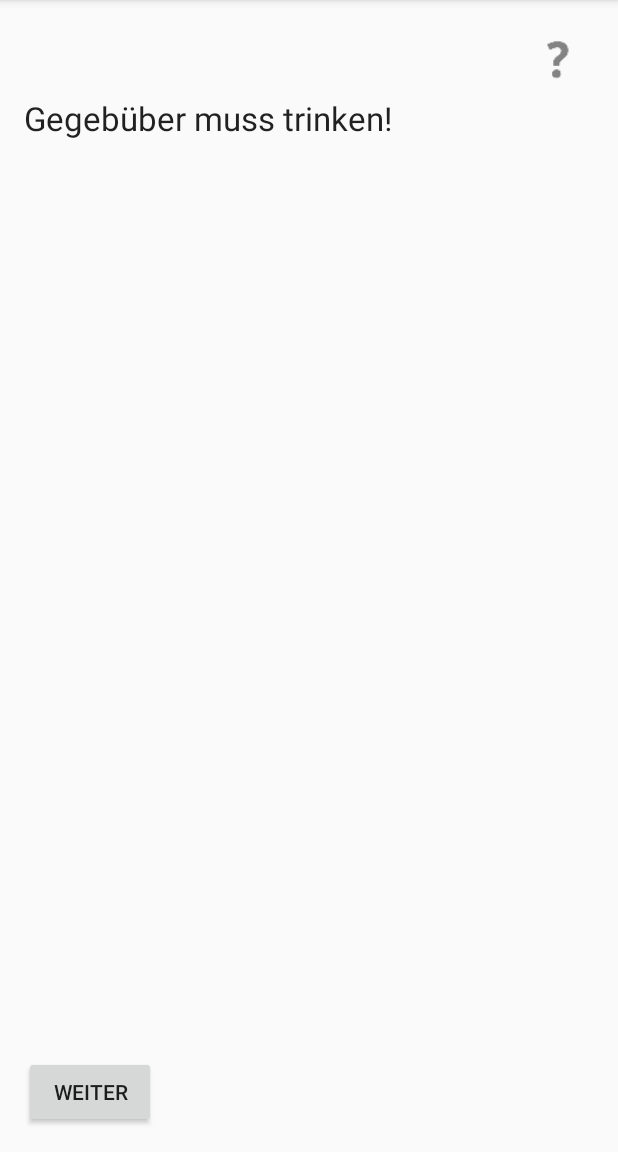
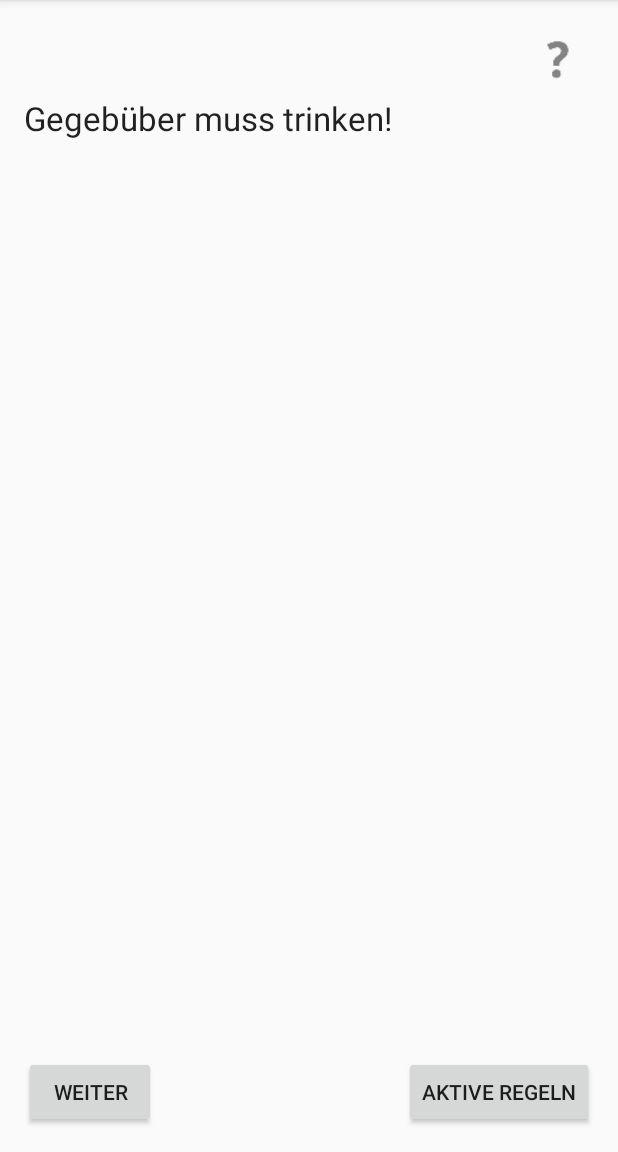
Before and after one commit to meganoob1337/DIY-Hangover2, an Android app: the GameActivity screen opened directly, with no data from a screen before it, on a phone screen of 412 x 824 dp, the part 84-1236 px from its top. Run offline under Robolectric (Android 15) with nearby library versions, the phone set to English and light mode, and no system bars; 2 statements that could not run were skipped.

```diff
--- a/DIY-Hangover/src/main/java/de/arnefeil/diyhangover/Game.java
+++ b/DIY-Hangover/src/main/java/de/arnefeil/diyhangover/Game.java
@@ -1,6 +1,10 @@
 package de.arnefeil.diyhangover;
 
+import android.util.Log;
+
 import java.util.ArrayList;
+import java.util.HashMap;
+import java.util.Map;
 import java.util.Random;
 import java.util.List;
 
@@ -13,6 +17,7 @@ public class Game {
     private ArrayList<Action> mActions70;
     private ArrayList<Action> mActions20;
     private ArrayList<Action> mActions10;
+    private ArrayList<Rule> mActiveRules;
     private int mCurrentPlayer;
     private Action mCurrentAction;
 
@@ -25,6 +30,7 @@ public class Game {
         mActions70 = actions70;
         mActions20 = actions20;
         mActions10 = actions10;
+        mActiveRules = new ArrayList<Rule>();
         mCurrentPlayer = -1;
         next();
     }
@@ -49,6 +55,12 @@ public class Game {
             }
 
         mCurrentPlayer = (++mCurrentPlayer)%(mUsers.size());
+        if (mCurrentAction.isRule()) {
+            mActiveRules.add(
+                    new Rule(mUsers.get(mCurrentPlayer), mCurrentAction)
+            );
+            Log.v("Game", "rule aktiviert");
+        }
     }
 
     public Action getCurrentAction()
@@ -62,4 +74,9 @@ public class Game {
         return mUsers.get(mCurrentPlayer) + ":";
     }
 
+    public ArrayList<Rule> getActiveRules() {
+        if mActiveRules
+        return mActiveRules;
+    }
+
 }
--- a/DIY-Hangover/src/main/java/de/arnefeil/diyhangover/MySAXParser.java
+++ b/DIY-Hangover/src/main/java/de/arnefeil/diyhangover/MySAXParser.java
@@ -55,7 +55,6 @@ public class MySAXParser extends DefaultHandler {
     }
 
     private void parseDocument(InputStream xml) {
-        // parse
         SAXParserFactory factory = SAXParserFactory.newInstance();
         try {
             SAXParser parser = factory.newSAXParser();
@@ -73,17 +72,13 @@ public class MySAXParser extends DefaultHandler {
 
     @Override
     public void startElement(String s, String s1, String elementName, Attributes attributes) throws SAXException {
-        // if current element is book , create new book
-        // clear tmpValue on start of element
-
         if (elementName.equals(ACTIONS)) {
             prozent = Integer.parseInt(attributes.getValue(CHANCE));
         }
         if (elementName.equals(ACTION)) {
             tmpAction = new Action();
-            tmpAction.setRule(attributes.getValue(RULE).equals("true"));
+            tmpAction.setRule(attributes.getValue(RULE) != null && attributes.getValue(RULE).equals("true"));
         }
-
     }
     @Override
     public void endElement(String s, String s1, String element) throws SAXException {
--- a/DIY-Hangover/src/main/res/layout/activity_game.xml
+++ b/DIY-Hangover/src/main/res/layout/activity_game.xml
@@ -37,6 +37,15 @@
         android:layout_alignParentBottom="true"
         android:layout_alignParentLeft="true" />
 
+    <Button
+        android:layout_width="wrap_content"
+        android:layout_height="wrap_content"
+        android:text="Aktive Regeln"
+        android:id="@+id/btn_show_rules"
+        android:onClick="onClick"
+        android:layout_alignParentRight="true"
+        android:layout_alignParentBottom="true" />
+
     <ImageView
         android:layout_width="48dp"
         android:layout_height="48dp"
```
Also changed, not shown: DIY-Hangover/src/main/java/de/arnefeil/diyhangover/ActiveRuleAdapter.java (added, +51 -0 lines), DIY-Hangover/src/main/java/de/arnefeil/diyhangover/GameActivity.java (+16 -0 lines), DIY-Hangover/src/main/java/de/arnefeil/diyhangover/Rule.java (added, +24 -0 lines), DIY-Hangover/src/main/res/raw/actions.xml (+5 -5 lines).
